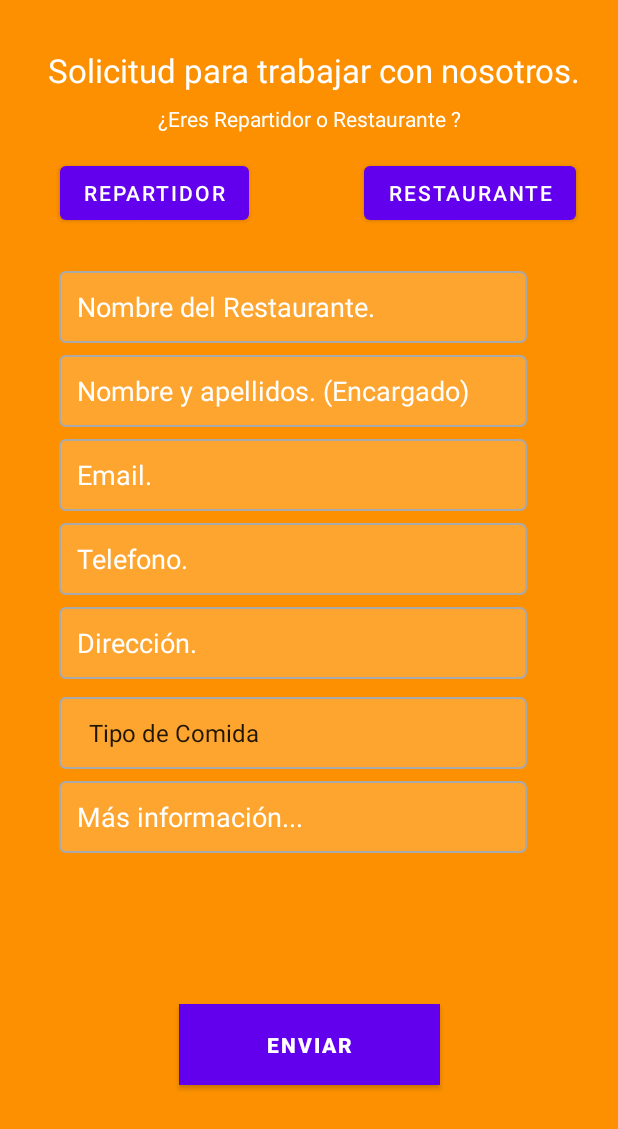
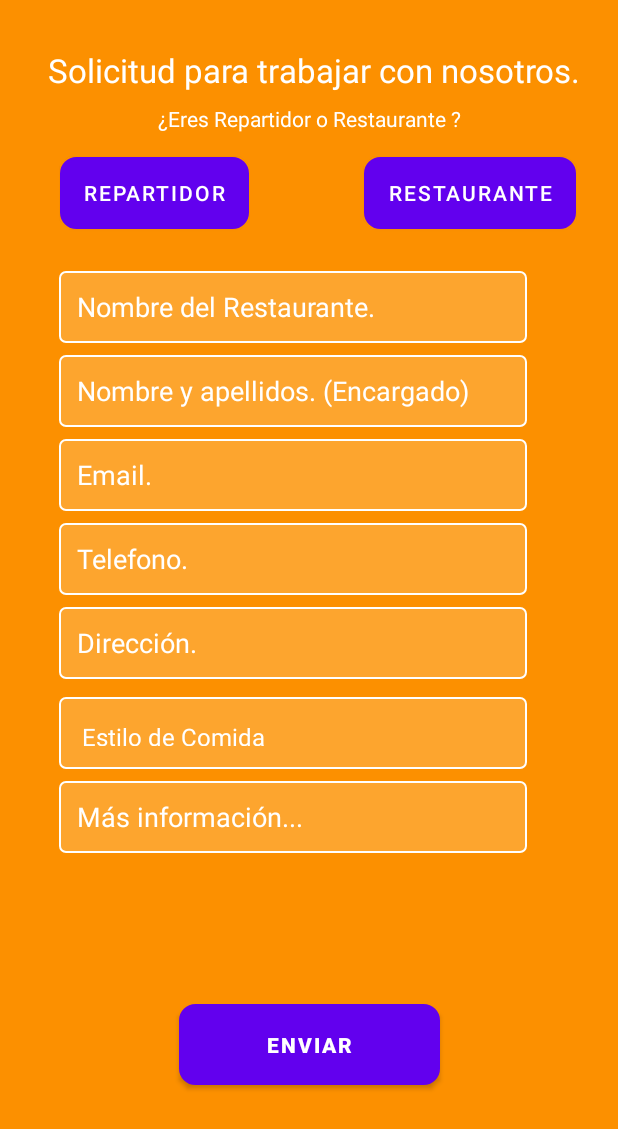
Before and after one commit to Shockynio/Trabajo_Final_Grupo_11_DAM, an Android app: the LoginSolicitudActivity screen opened directly, with no data from a screen before it, after a tap on "RESTAURANTE", on a phone screen of 412 x 824 dp. Shown: the top 1129 px of the screen. Run offline under Robolectric (Android 15) with nearby library versions, the light colour scheme and no system bars; 1 other tap on this screen came first.

Commit message:
Cambios pequeños de diseño

```diff
--- a/app/src/main/java/com/example/trabajo_final_grupo_11_dam/LoginSolicitudActivity.java
+++ b/app/src/main/java/com/example/trabajo_final_grupo_11_dam/LoginSolicitudActivity.java
@@ -73,7 +73,7 @@ public class LoginSolicitudActivity extends AppCompatActivity implements  View.O
         String[] tiposDeComida = getResources().getStringArray(R.array.tipos_de_comida);
 
 // Crea el ArrayAdapter personalizado
-        ArrayAdapter<CharSequence> adapter = new ArrayAdapter<CharSequence>(this, android.R.layout.simple_spinner_item, tiposDeComida) {
+        ArrayAdapter<CharSequence> adapter = new ArrayAdapter<CharSequence>(this, R.drawable.spinner_item_layout, tiposDeComida) {
             @Override
             public View getDropDownView(int position, View convertView, ViewGroup parent) {
                 View view = super.getDropDownView(position, convertView, parent);
@@ -81,7 +81,7 @@ public class LoginSolicitudActivity extends AppCompatActivity implements  View.O
                 if (position == 0) {
                     textView.setTextColor(Color.GRAY);
                 } else {
-                    textView.setTextColor(Color.BLACK);
+                    textView.setTextColor(Color.WHITE);
                 }
                 return view;
             }
@@ -93,7 +93,7 @@ public class LoginSolicitudActivity extends AppCompatActivity implements  View.O
         };
 
     // Especificar el diseño a utilizar cuando aparezca la lista de opciones
-        adapter.setDropDownViewResource(android.R.layout.simple_spinner_dropdown_item);
+            adapter.setDropDownViewResource(R.drawable.spinner_item_layout);
 
     // Establece el adaptador y configura el comportamiento del Spinner
             spTipoDeComida.setAdapter(adapter);
@@ -110,6 +110,7 @@ public class LoginSolicitudActivity extends AppCompatActivity implements  View.O
                 public void onNothingSelected(AdapterView<?> parent) {
                 }
             });
+
 
 
         etNombre.setOnFocusChangeListener(new View.OnFocusChangeListener() {
--- a/app/src/main/res/drawable/button_enviar.xml
+++ b/app/src/main/res/drawable/button_enviar.xml
@@ -1,5 +1,4 @@
 <?xml version="1.0" encoding="utf-8"?>
-<selector xmlns:android="http://schemas.android.com/apk/res/android">
 
     <shape xmlns:android="http://schemas.android.com/apk/res/android"
         android:shape="rectangle">
@@ -9,7 +8,3 @@
             android:color="@color/green" />
         <corners android:radius="10dp" />
     </shape>
-
-
-
-</selector>
--- a/app/src/main/res/drawable/edit_text_background.xml
+++ b/app/src/main/res/drawable/edit_text_background.xml
@@ -2,5 +2,5 @@
 <shape xmlns:android="http://schemas.android.com/apk/res/android">
     <solid android:color="@color/orangeCLEAR" />
     <corners android:radius="4dp" />
-    <stroke android:color="@android:color/darker_gray" android:width="1dp" />
+    <stroke android:color="#FFFFFF" android:width="1dp" />
 </shape>
--- /dev/null
+++ b/app/src/main/res/drawable/spinner_item_layout.xml
@@ -0,0 +1,13 @@
+<?xml version="1.0" encoding="utf-8"?>
+
+    <TextView xmlns:android="http://schemas.android.com/apk/res/android"
+        android:id="@android:id/text1"
+        android:layout_width="match_parent"
+        android:layout_height="wrap_content"
+        android:ellipsize="marquee"
+        android:gravity="center_vertical"
+        android:padding="3dp"
+        android:textSize="16sp"
+        android:singleLine="true"
+        android:background="@color/orangeCLEAR"
+        android:textColor="#FFFFFF" />
--- a/app/src/main/res/layout/activity_login_solicitud.xml
+++ b/app/src/main/res/layout/activity_login_solicitud.xml
@@ -114,6 +114,7 @@
         android:layout_width="wrap_content"
         android:layout_height="wrap_content"
         android:text="Repartidor"
+        android:background="@drawable/button_enviar"
         app:layout_constraintBottom_toBottomOf="parent"
         app:layout_constraintEnd_toStartOf="@+id/btn_restaurante"
         app:layout_constraintHorizontal_bias="0.345"
@@ -127,6 +128,7 @@
         android:layout_height="wrap_content"
         android:layout_marginEnd="28dp"
         android:text="Restaurante"
+        android:background="@drawable/button_enviar"
         app:layout_constraintBottom_toBottomOf="parent"
         app:layout_constraintEnd_toEndOf="parent"
         app:layout_constraintTop_toBottomOf="@+id/tv_solicitud_trabajo"
@@ -187,7 +189,7 @@
         android:id="@+id/btn_enviar"
         android:layout_width="174dp"
         android:layout_height="54dp"
-        android:background="@color/green"
+        android:background="@drawable/button_enviar"
         android:text="Enviar"
         android:textColor="@android:color/white"
         android:textStyle="bold"
--- a/app/src/main/res/values/strings.xml
+++ b/app/src/main/res/values/strings.xml
@@ -9,8 +9,8 @@
     <string name="textExperiencia">Experiencia.</string>
     <string name="textMasInfo">Más información...</string>
     <string name="textNombreRestaurante">Nombre del Restaurante.</string>
-    <string name="textTipoComida">Tipo de comida.</string>
-    <string name="text_tipo_de_comida">Tipo de comida</string>
+    <string name="textEstiloComida">Estilo de comida.</string>
+    <string name="text_tipo_de_comida">Estilo de comida</string>
     <string name="gifTitulo">GifTitulo</string>
     <string name="gifLoading">GifLoading</string>
     <string name="gifBusiness">GifLoading</string>
@@ -32,12 +32,12 @@
     <string name="textCrearCuenta">Crear Cuenta</string>
 
     <string-array name="tipos_de_comida">
-        <item>Tipo de Comida</item>
-        <item>China</item>
+        <item>Estilo de Comida</item>
         <item>Española</item>
         <item>Americana</item>
         <item>Italiana</item>
-        <item>Japonesa</item>
+        <item>Asiatica</item>
+        <item>Turca</item>
         <item>India</item>
         <item>Mexicana</item>
     </string-array>
--- a/build.gradle
+++ b/build.gradle
@@ -2,4 +2,6 @@
 plugins {
     id 'com.android.application' version '7.3.1' apply false
     id 'com.android.library' version '7.3.1' apply false
+
+
 }
```
Lines whose indentation alone changed are shown as unchanged.
